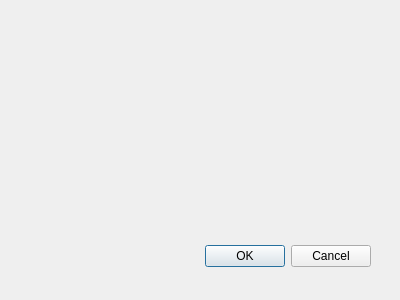
The window that extra/sidebarselectdialog.ui (yuekeyuans/dictProject) describes before a commit, drawn with Qt 5.
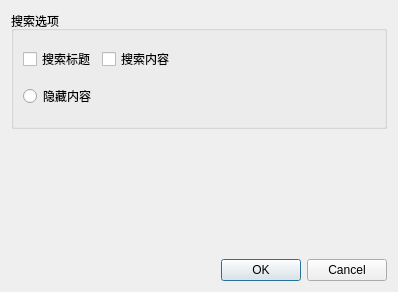
The same window after the commit.

The edit to the form file:
```diff
--- a/extra/sidebarselectdialog.ui
+++ b/extra/sidebarselectdialog.ui
@@ -8,29 +8,87 @@
    <rect>
     <x>0</x>
     <y>0</y>
-    <width>400</width>
-    <height>300</height>
+    <width>398</width>
+    <height>292</height>
    </rect>
   </property>
   <property name="windowTitle">
    <string>Dialog</string>
   </property>
-  <widget class="QDialogButtonBox" name="buttonBox">
-   <property name="geometry">
-    <rect>
-     <x>30</x>
-     <y>240</y>
-     <width>341</width>
-     <height>32</height>
-    </rect>
-   </property>
-   <property name="orientation">
-    <enum>Qt::Horizontal</enum>
-   </property>
-   <property name="standardButtons">
-    <set>QDialogButtonBox::Cancel|QDialogButtonBox::Ok</set>
-   </property>
-  </widget>
+  <layout class="QVBoxLayout" name="verticalLayout">
+   <item>
+    <layout class="QVBoxLayout" name="verticalLayout_2">
+     <item>
+      <widget class="QGroupBox" name="groupBox">
+       <property name="title">
+        <string>搜索选项</string>
+       </property>
+       <layout class="QVBoxLayout" name="verticalLayout_4">
+        <item>
+         <layout class="QHBoxLayout" name="horizontalLayout">
+          <item>
+           <widget class="QCheckBox" name="checkBox">
+            <property name="text">
+             <string>搜索标题</string>
+            </property>
+           </widget>
+          </item>
+          <item>
+           <widget class="QCheckBox" name="checkBox_2">
+            <property name="text">
+             <string>搜索内容</string>
+            </property>
+           </widget>
+          </item>
+          <item>
+           <spacer name="horizontalSpacer">
+            <property name="orientation">
+             <enum>Qt::Horizontal</enum>
+            </property>
+            <property name="sizeHint" stdset="0">
+             <size>
+              <width>40</width>
+              <height>20</height>
+             </size>
+            </property>
+           </spacer>
+          </item>
+         </layout>
+        </item>
+        <item>
+         <layout class="QVBoxLayout" name="verticalLayout_5">
+          <item>
+           <widget class="QRadioButton" name="radioButton">
+            <property name="text">
+             <string>隐藏内容</string>
+            </property>
+           </widget>
+          </item>
+         </layout>
+        </item>
+       </layout>
+      </widget>
+     </item>
+     <item>
+      <widget class="QLabel" name="label">
+       <property name="text">
+        <string/>
+       </property>
+      </widget>
+     </item>
+    </layout>
+   </item>
+   <item>
+    <widget class="QDialogButtonBox" name="buttonBox">
+     <property name="orientation">
+      <enum>Qt::Horizontal</enum>
+     </property>
+     <property name="standardButtons">
+      <set>QDialogButtonBox::Cancel|QDialogButtonBox::Ok</set>
+     </property>
+    </widget>
+   </item>
+  </layout>
  </widget>
  <pixmapfunction/>
  <resources/>
```
Left out of the diff: 5 changed lines with no effect on the pictures.
